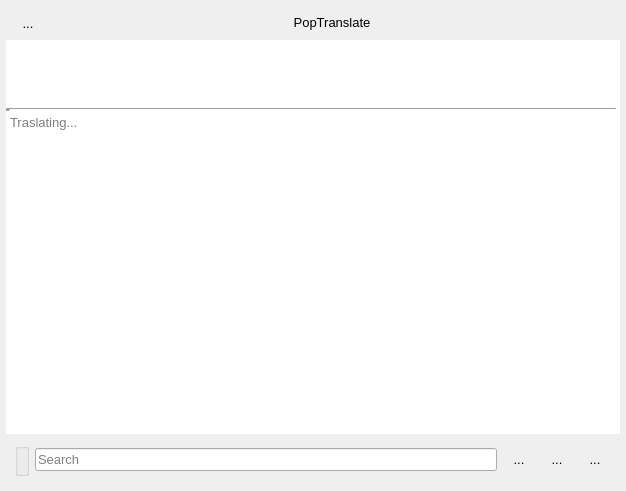
Qt form src/popupdialog.ui (glaumar/PopTranslate) before a commit.
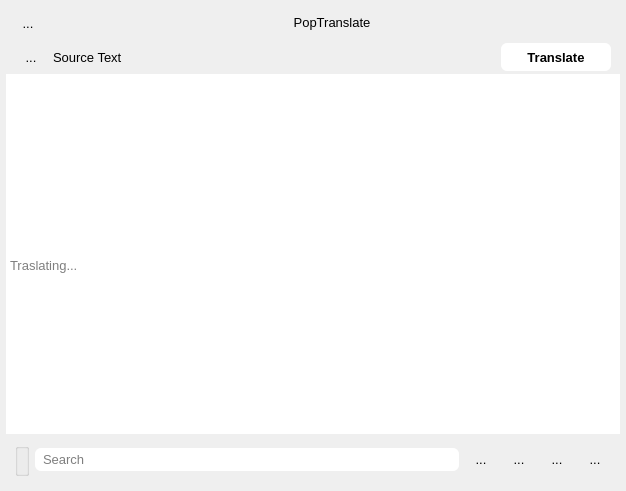
The same form after that commit. Icons and pictures are not drawn.

Commit message: Support editing source text in popup window

```diff
--- a/src/popupdialog.ui
+++ b/src/popupdialog.ui
@@ -132,10 +132,81 @@
      </layout>
     </widget>
    </item>
+   <item>
+    <widget class="QWidget" name="src_tools_widget" native="true">
+     <layout class="QHBoxLayout" name="horizontalLayout_5" stretch="0,4,1">
+      <property name="topMargin">
+       <number>3</number>
+      </property>
+      <property name="bottomMargin">
+       <number>3</number>
+      </property>
+      <item>
+       <widget class="QToolButton" name="pronounce_button_2">
+        <property name="focusPolicy">
+         <enum>Qt::NoFocus</enum>
+        </property>
+        <property name="styleSheet">
+         <string notr="true"> QToolButton {background-color: transparent; border: none; border-style: none;  padding: 5px;  border-radius: 6px;}
+ QToolButton:hover { background-color: palette(Midlight); }
+ QToolButton:pressed { background-color: palette(Highlight); }</string>
+        </property>
+        <property name="text">
+         <string>...</string>
+        </property>
+        <property name="icon">
+         <iconset theme="player-volume"/>
+        </property>
+        <property name="autoExclusive">
+         <bool>true</bool>
+        </property>
+       </widget>
+      </item>
+      <item>
+       <widget class="QLabel" name="src_title_label">
+        <property name="text">
+         <string>Source Text</string>
+        </property>
+       </widget>
+      </item>
+      <item>
+       <widget class="QPushButton" name="translate_pushbutton">
+        <property name="sizePolicy">
+         <sizepolicy hsizetype="Minimum" vsizetype="Preferred">
+          <horstretch>0</horstretch>
+          <verstretch>0</verstretch>
+         </sizepolicy>
+        </property>
+        <property name="font">
+         <font>
+          <pointsize>10</pointsize>
+          <weight>75</weight>
+          <bold>true</bold>
+         </font>
+        </property>
+        <property name="focusPolicy">
+         <enum>Qt::NoFocus</enum>
+        </property>
+        <property name="styleSheet">
+         <string notr="true"> QPushButton { background-color: palette(light ); border: none; border-style: none;  border-radius: 6px; padding-left: 6px; padding-right: 6px;}
+ QPushButton:hover { background-color: palette(Midlight ); }
+ QPushButton:pressed { background-color: palette(Highlight); }</string>
+        </property>
+        <property name="text">
+         <string>Translate</string>
+        </property>
+        <property name="icon">
+         <iconset theme="search"/>
+        </property>
+       </widget>
+      </item>
+     </layout>
+    </widget>
+   </item>
    <item>
     <widget class="QPlainTextEdit" name="src_plain_text_edit">
      <property name="sizePolicy">
-      <sizepolicy hsizetype="Preferred" vsizetype="Preferred">
+      <sizepolicy hsizetype="Expanding" vsizetype="Expanding">
        <horstretch>0</horstretch>
        <verstretch>0</verstretch>
       </sizepolicy>
@@ -162,24 +233,14 @@
       <bool>false</bool>
      </property>
      <property name="textInteractionFlags">
-      <set>Qt::TextEditable</set>
-     </property>
-    </widget>
-   </item>
-   <item>
-    <widget class="Line" name="horizon_line">
-     <property name="lineWidth">
-      <number>5</number>
-     </property>
-     <property name="orientation">
-      <enum>Qt::Horizontal</enum>
+      <set>Qt::LinksAccessibleByKeyboard|Qt::LinksAccessibleByMouse|Qt::TextBrowserInteraction|Qt::TextEditable|Qt::TextSelectableByMouse</set>
      </property>
     </widget>
    </item>
    <item>
     <widget class="QTextEdit" name="trans_text_edit">
      <property name="sizePolicy">
-      <sizepolicy hsizetype="Preferred" vsizetype="MinimumExpanding">
+      <sizepolicy hsizetype="Expanding" vsizetype="Expanding">
        <horstretch>0</horstretch>
        <verstretch>0</verstretch>
       </sizepolicy>
@@ -290,11 +351,27 @@
         <property name="contextMenuPolicy">
          <enum>Qt::NoContextMenu</enum>
         </property>
+        <property name="styleSheet">
+         <string notr="true">QLineEdit {  border-radius: 6px; padding-left: 6px; padding-right: 6px;padding-top: 3px;padding-bottom: 3px}</string>
+        </property>
         <property name="placeholderText">
          <string>Search</string>
         </property>
        </widget>
       </item>
+      <item>
+       <widget class="QToolButton" name="show_src_toolbutton">
+        <property name="focusPolicy">
+         <enum>Qt::NoFocus</enum>
+        </property>
+        <property name="text">
+         <string>...</string>
+        </property>
+        <property name="icon">
+         <iconset theme="arrow-up-double"/>
+        </property>
+       </widget>
+      </item>
       <item>
        <widget class="QWidget" name="bottom_right" native="true">
         <property name="sizePolicy">
```
Left out of the diff: 11 changed lines with no effect on the pictures. The commit also changes 8 other files.
